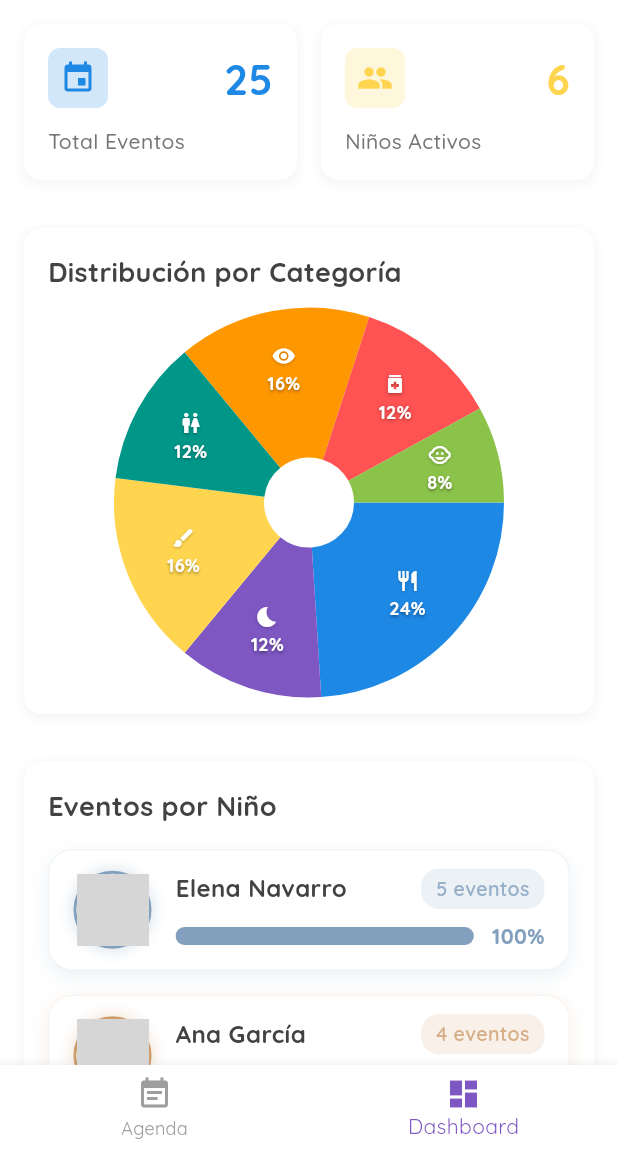
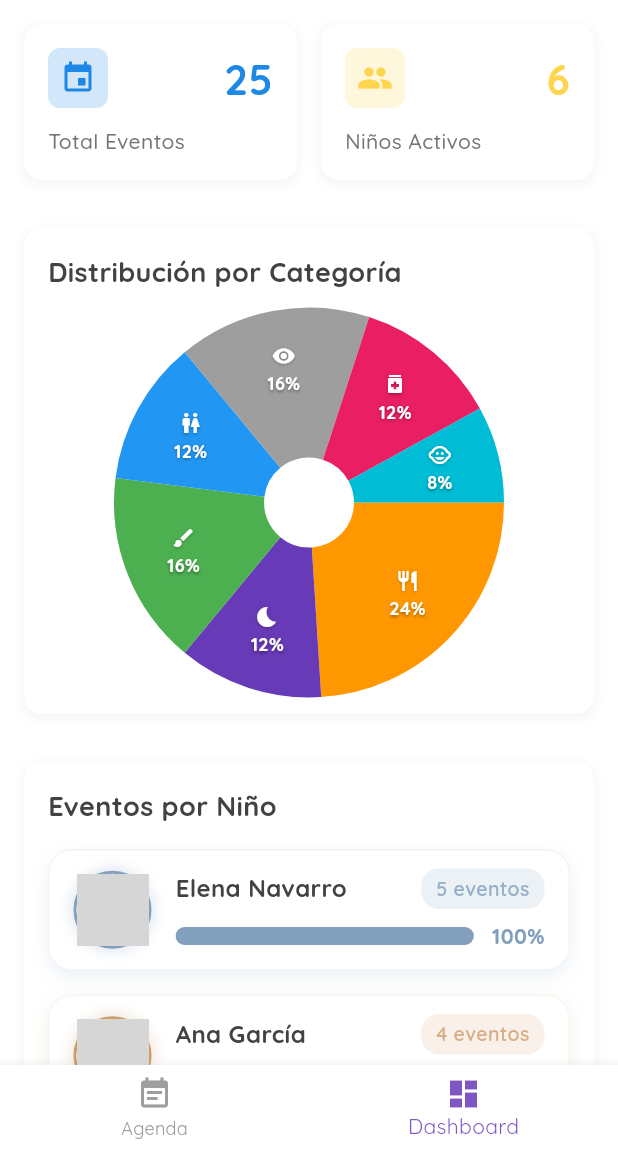
Before and after one commit to josee022/kids_and_clouds_agenda, a Flutter app: the screen it shows after launch, item 2 of the bottom bar chosen, on a phone screen of 412 x 824 dp, the part 84-1236 px from its top. Run offline on Flutter 3.47's test engine with Material 3 defaults, Android fonts, the phone set to English and light mode, and no system bars; drawn by our look-alikes of fl_chart, flutter_animate; our stand-ins replace google_fonts; network calls fail; grey boxes are pictures that could not be loaded.

Commit message:
feat: mejora tono de colores

```diff
--- a/lib/widgets/dashboard/category_pie_chart.dart
+++ b/lib/widgets/dashboard/category_pie_chart.dart
@@ -15,15 +15,15 @@ class CategoryPieChart extends StatelessWidget {
 
   @override
   Widget build(BuildContext context) {
-    // Obtener colores para categorías
+    // Obtener colores para categorías, usando los mismos que en AppTheme.categoryColors
     final Map<EventCategory, Color> categoryColors = {
-      EventCategory.activity: AppTheme.accentYellow,
-      EventCategory.food: AppTheme.primaryBlue,
-      EventCategory.nap: AppTheme.primaryPurple,
-      EventCategory.medication: Colors.redAccent,
-      EventCategory.bathroom: Colors.teal,
-      EventCategory.observation: Colors.orange,
-      EventCategory.development: Colors.lightGreen,
+      EventCategory.food: AppTheme.categoryColors['food']!,
+      EventCategory.nap: AppTheme.categoryColors['nap']!,
+      EventCategory.activity: AppTheme.categoryColors['activity']!,
+      EventCategory.bathroom: AppTheme.categoryColors['bathroom']!,
+      EventCategory.observation: AppTheme.categoryColors['observation']!,
+      EventCategory.medication: AppTheme.categoryColors['medication']!,
+      EventCategory.development: AppTheme.categoryColors['development']!,
     };
 
     // Ajustar la estructura para dispositivos móviles
--- a/pubspec.yaml
+++ b/pubspec.yaml
@@ -36,6 +36,7 @@ dependencies:
   google_fonts: ^6.2.1
   fl_chart: ^0.66.2
   flutter_animate: ^4.5.0  # Para animaciones fluidas
+  provider: ^6.1.5
 
 dev_dependencies:
   flutter_test:
```
Also changed, not shown: pubspec.lock.
